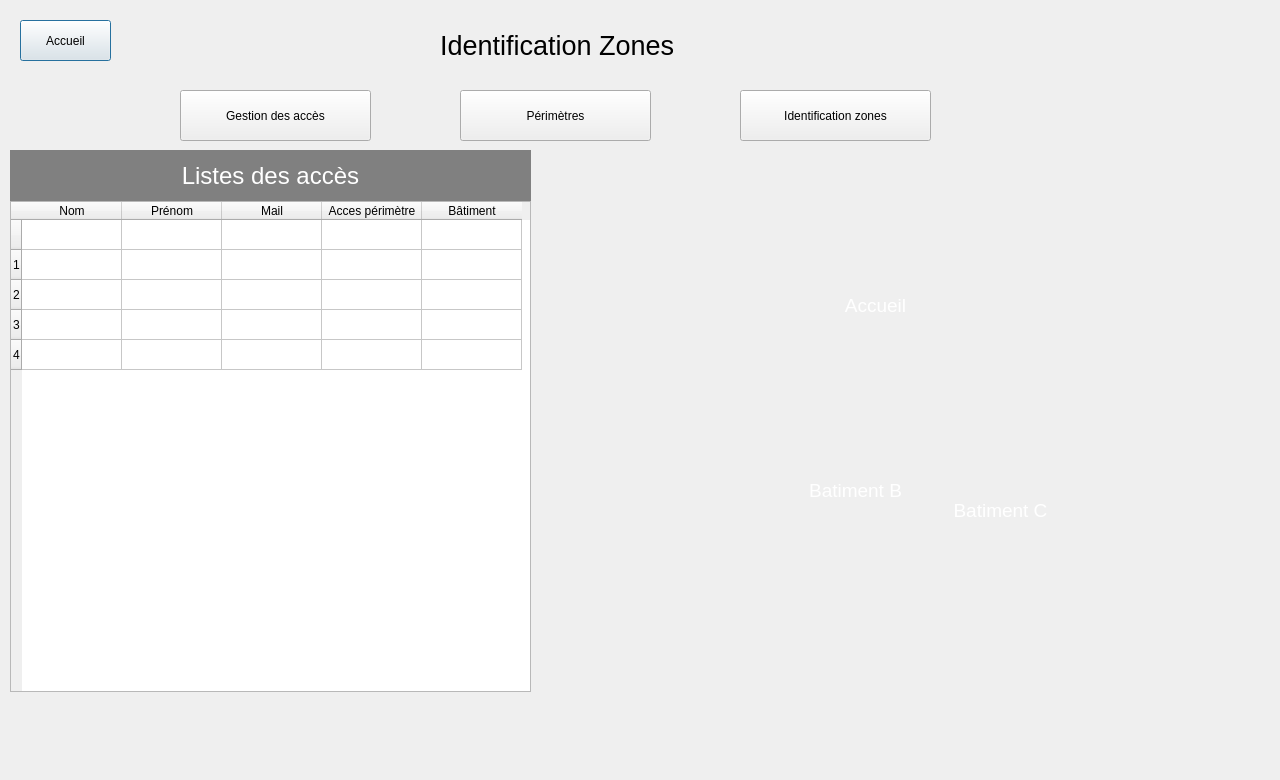
Before: the Qt Designer form Projet_Ajour/zones.ui in simzrch/Projet_Entremont, drawn with Qt 5.
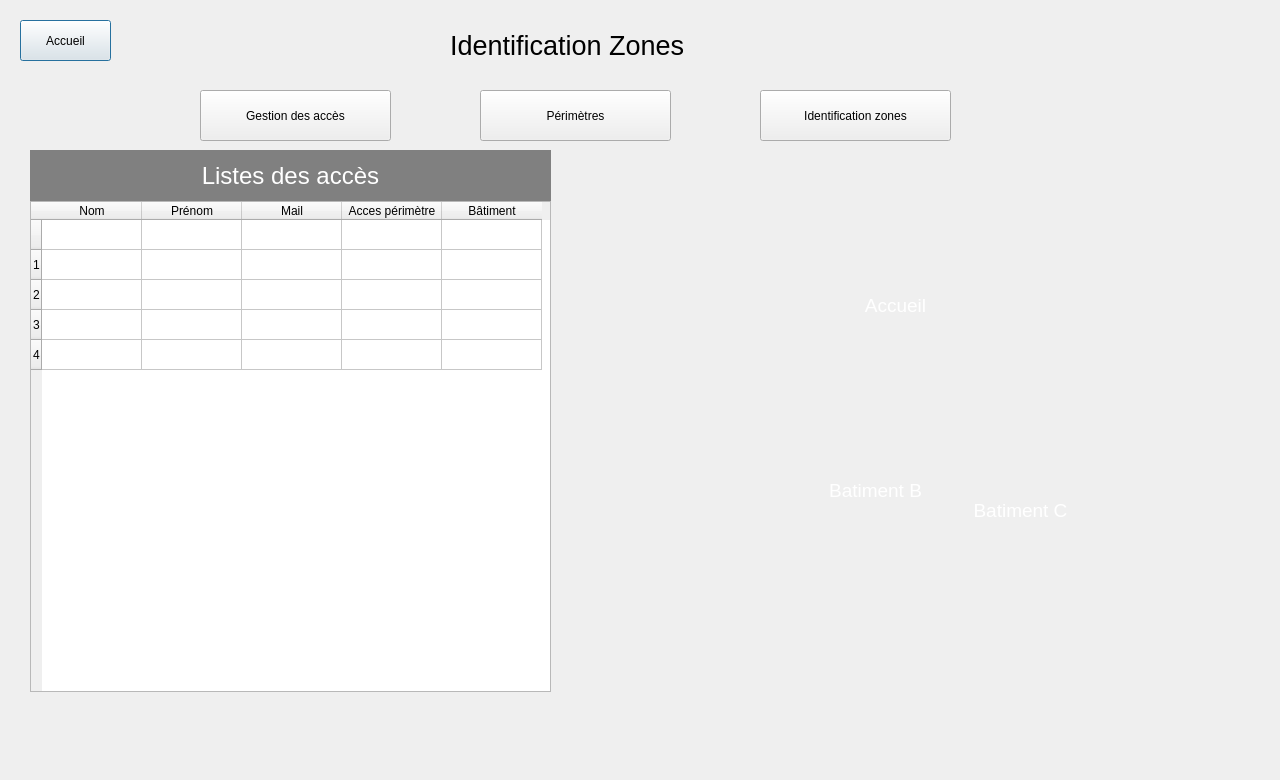
After: the same form once the commit is applied. Icons and pictures are not drawn.

Commit message: modification des interfaces gestion/perimetre/zones

The edit to the form file:
```diff
--- a/Projet_Ajour/zones.ui
+++ b/Projet_Ajour/zones.ui
@@ -32,7 +32,7 @@
   <widget class="QPushButton" name="ButtonGestion">
    <property name="geometry">
     <rect>
-     <x>180</x>
+     <x>200</x>
      <y>90</y>
      <width>191</width>
      <height>51</height>
@@ -45,7 +45,7 @@
   <widget class="QPushButton" name="ButtonPerimetres">
    <property name="geometry">
     <rect>
-     <x>460</x>
+     <x>480</x>
      <y>90</y>
      <width>191</width>
      <height>51</height>
@@ -58,7 +58,7 @@
   <widget class="QPushButton" name="ButtonZones">
    <property name="geometry">
     <rect>
-     <x>740</x>
+     <x>760</x>
      <y>90</y>
      <width>191</width>
      <height>51</height>
@@ -71,7 +71,7 @@
   <widget class="QLabel" name="label">
    <property name="geometry">
     <rect>
-     <x>440</x>
+     <x>450</x>
      <y>30</y>
      <width>241</width>
      <height>31</height>
@@ -92,7 +92,7 @@
    </property>
    <property name="geometry">
     <rect>
-     <x>580</x>
+     <x>600</x>
      <y>180</y>
      <width>601</width>
      <height>581</height>
@@ -111,7 +111,7 @@
   <widget class="QPushButton" name="ButtonBatA">
    <property name="geometry">
     <rect>
-     <x>840</x>
+     <x>860</x>
      <y>280</y>
      <width>71</width>
      <height>51</height>
@@ -336,7 +336,7 @@
   <widget class="QPushButton" name="ButtonBatB">
    <property name="geometry">
     <rect>
-     <x>810</x>
+     <x>830</x>
      <y>470</y>
      <width>91</width>
      <height>41</height>
@@ -362,7 +362,7 @@
   <widget class="QTableWidget" name="tableWidgetAcces">
    <property name="geometry">
     <rect>
-     <x>10</x>
+     <x>30</x>
      <y>201</y>
      <width>521</width>
      <height>491</height>
@@ -422,7 +422,7 @@
   <widget class="QLabel" name="label_2">
    <property name="geometry">
     <rect>
-     <x>10</x>
+     <x>30</x>
      <y>150</y>
      <width>521</width>
      <height>51</height>
@@ -454,7 +454,7 @@
   <widget class="QPushButton" name="ButtonBatC">
    <property name="geometry">
     <rect>
-     <x>930</x>
+     <x>950</x>
      <y>430</y>
      <width>141</width>
      <height>161</height>
```
The commit also changes 5 other files.
